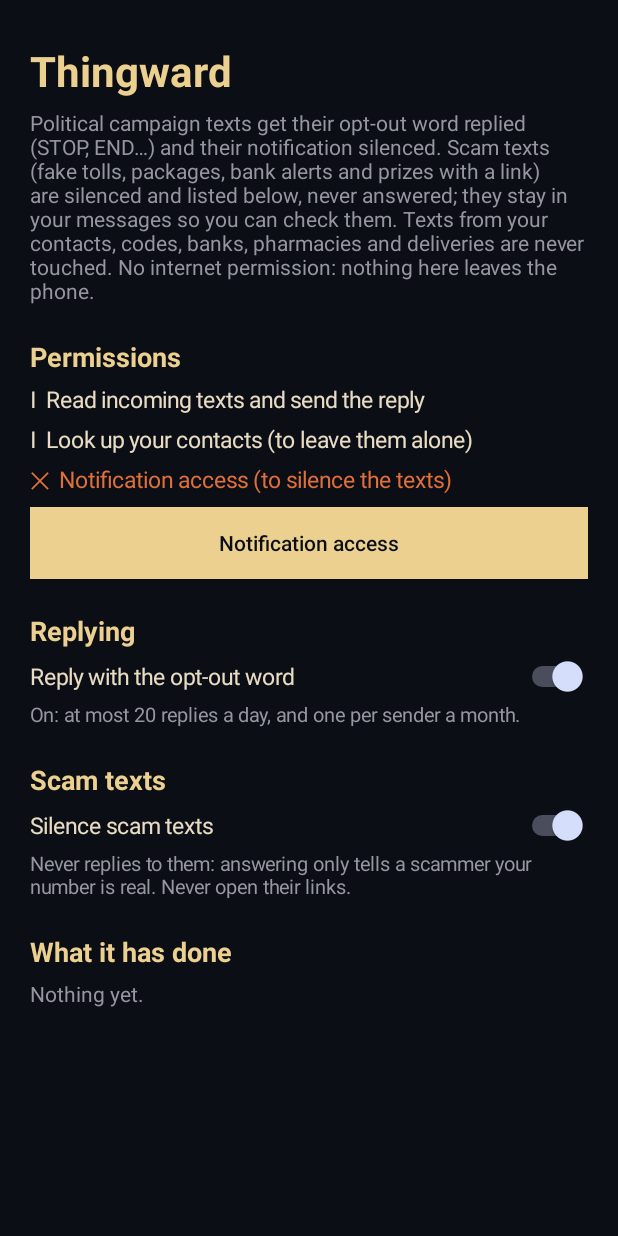
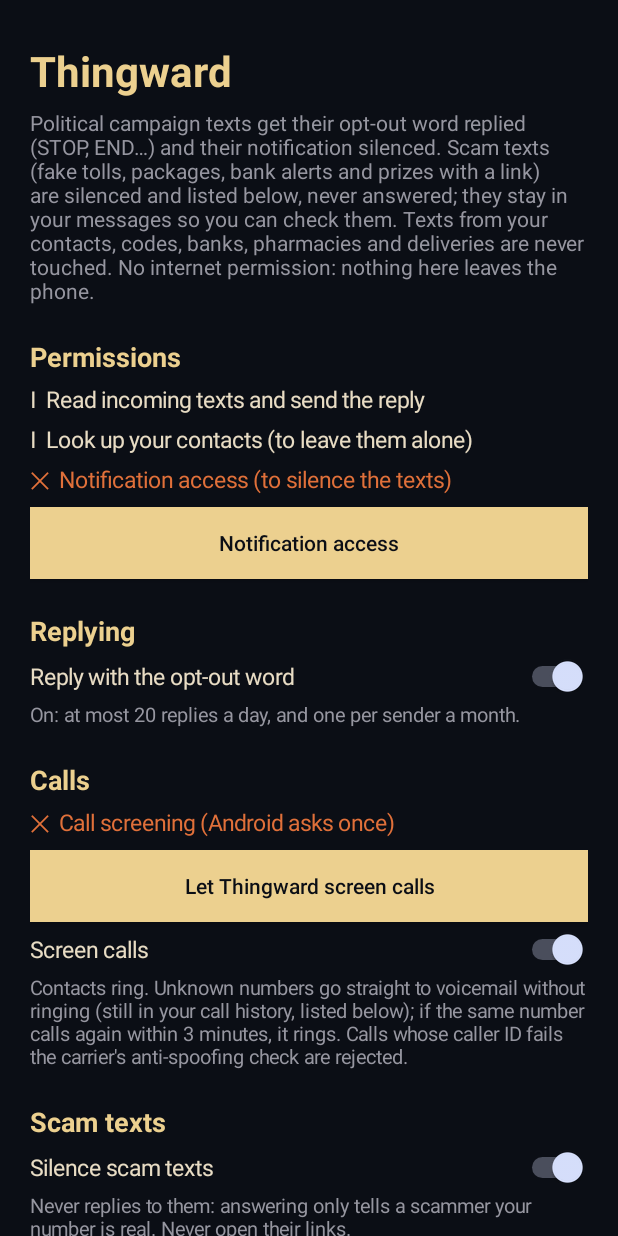
Before and after one commit to Ozorhaar/yggdrasil-launcher, an Android app: the screen it shows after launch (MainActivity), on a phone screen of 412 x 824 dp. Run offline under Robolectric (Android 15) with nearby library versions, the phone set to English and light mode, and no system bars.

Commit message:
Thingward: call screening
Holds Android's call-screening role (asked once from the app) and screens incoming calls before
they ring, with the real number: caller ID that fails the carrier's anti-spoofing check is
rejected; contacts ring; an unknown number is declined straight to voicemail with no ring and no
missed-call alert (it stays in the call history and Thingward's list); the same number again
within 3 minutes rings. A switch turns it off. Still no network permission.

Co-Authored-By: Claude Opus 5.5 <noreply@anthropic.com>
Claude-Session: https://claude.ai/code/session_01FFr54S5ac35ew4uyzNmqRB

```diff
--- a/thingward/src/main/java/com/ozorhaar/thingward/MainActivity.kt
+++ b/thingward/src/main/java/com/ozorhaar/thingward/MainActivity.kt
@@ -84,6 +84,21 @@ class MainActivity : Activity() {
         text(if (Ward.autoReply(this)) "On: at most 20 replies a day, and one per sender a month." else
             "Watch only: it notes what it would reply, sends nothing.", 13f, ash)
 
+        text("Calls", 18f, gold, bold = true, top = 22)
+        val rm = getSystemService(android.app.role.RoleManager::class.java)
+        val screening = rm.isRoleHeld(android.app.role.RoleManager.ROLE_CALL_SCREENING)
+        line(screening, "Call screening (Android asks once)")
+        if (!screening) button("Let Thingward screen calls") {
+            startActivityForResult(rm.createRequestRoleIntent(android.app.role.RoleManager.ROLE_CALL_SCREENING), 2)
+        }
+        col.addView(Switch(this).apply {
+            text = "Screen calls"; textSize = 15f; setTextColor(bone); isChecked = Ward.callGuard(this@MainActivity)
+            setPadding(0, dp(8), 0, 0)
+            setOnCheckedChangeListener { _, on -> Ward.setCallGuard(this@MainActivity, on); render() }
+        })
+        text("Contacts ring. Unknown numbers go straight to voicemail without ringing (still in your call history, listed below); " +
+            "if the same number calls again within 3 minutes, it rings. Calls whose caller ID fails the carrier's anti-spoofing check are rejected.", 13f, ash)
+
         text("Scam texts", 18f, gold, bold = true, top = 22)
         col.addView(Switch(this).apply {
             text = "Silence scam texts"; textSize = 15f; setTextColor(bone); isChecked = Ward.scamGuard(this@MainActivity)
@@ -106,4 +121,5 @@ class MainActivity : Activity() {
     }
 
     override fun onRequestPermissionsResult(code: Int, perms: Array<out String>, results: IntArray) = render()
+    @Deprecated("platform") override fun onActivityResult(code: Int, result: Int, data: Intent?) = render()
 }
--- a/thingward/src/main/java/com/ozorhaar/thingward/Ward.kt
+++ b/thingward/src/main/java/com/ozorhaar/thingward/Ward.kt
@@ -26,6 +26,10 @@ object Ward {
     fun prefs(ctx: Context) = ctx.getSharedPreferences(PREFS, Context.MODE_PRIVATE)
     fun autoReply(ctx: Context) = prefs(ctx).getBoolean("auto_reply", true)
     fun setAutoReply(ctx: Context, on: Boolean) = prefs(ctx).edit().putBoolean("auto_reply", on).apply()
+    fun callGuard(ctx: Context) = prefs(ctx).getBoolean("call_guard", true)
+    fun setCallGuard(ctx: Context, on: Boolean) = prefs(ctx).edit().putBoolean("call_guard", on).apply()
+    /** Whether a number belongs to one of your contacts (and true if we can't tell: then it rings). */
+    fun isKnown(ctx: Context, number: String) = !granted(ctx, Manifest.permission.READ_CONTACTS) || isContact(ctx, number)
     fun scamGuard(ctx: Context) = prefs(ctx).getBoolean("scam_guard", true)
     fun setScamGuard(ctx: Context, on: Boolean) = prefs(ctx).edit().putBoolean("scam_guard", on).apply()
 
```
Also changed, not shown: thingward/src/main/AndroidManifest.xml (+8 -0 lines), thingward/src/main/java/com/ozorhaar/thingward/CallGuard.kt (added, +49 -0 lines).
